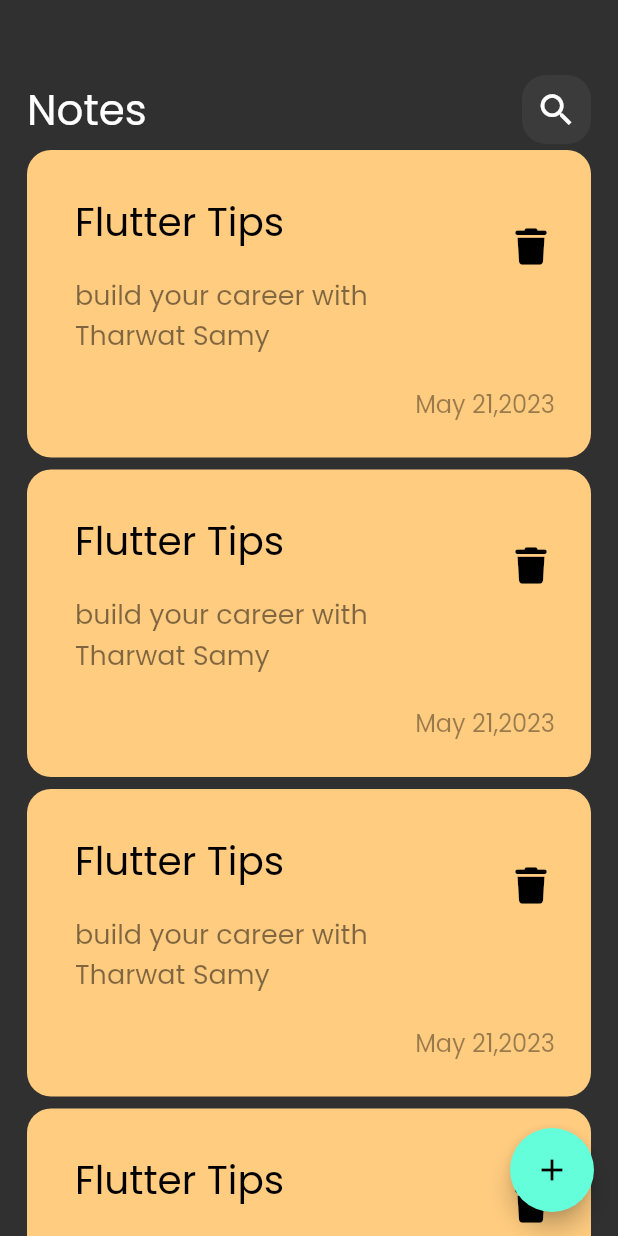
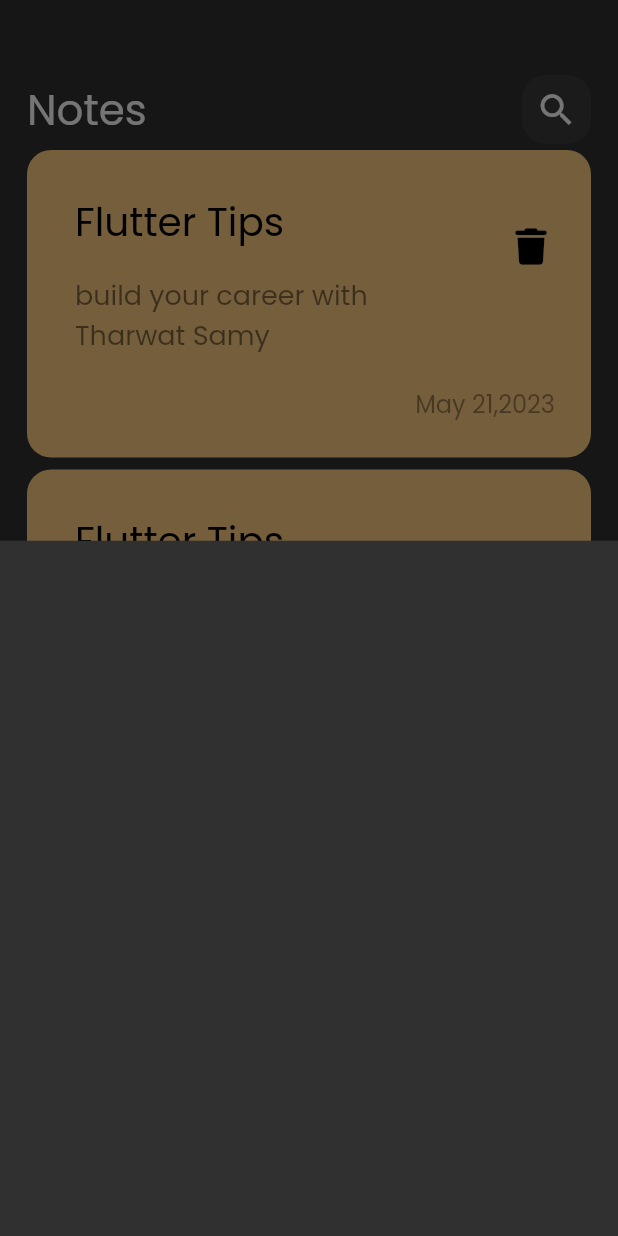
Before and after one commit to adel7ussein/notes_app, a Flutter app: the screen it shows after launch, after a tap on the "add" icon, on a phone screen of 412 x 824 dp. Run offline on Flutter 3.47's test engine with Material 2 defaults, Android fonts, the phone set to English and light mode, and no system bars; our stand-ins replace font_awesome_flutter.

Commit message:
Show Model Bottom Sheet

```diff
--- a/lib/views/notes_view.dart
+++ b/lib/views/notes_view.dart
@@ -1,4 +1,5 @@
 import 'package:flutter/material.dart';
+import 'package:notes_app/views/widgets/add_note_bottom_sheet.dart';
 import 'package:notes_app/views/widgets/notes_view_body.dart';
 
 class NotesView extends StatelessWidget {
@@ -8,7 +9,13 @@ class NotesView extends StatelessWidget {
   Widget build(BuildContext context) {
     return Scaffold(
       floatingActionButton: FloatingActionButton(
-        onPressed: () {},
+        onPressed: () {
+          showModalBottomSheet(
+              context: context,
+              builder: (context) {
+                return const AddNoteBottomSheet();
+              });
+        },
         child: const Icon(Icons.add),
       ),
       body: const NotesViewBody(),
--- /dev/null
+++ b/lib/views/widgets/add_note_bottom_sheet.dart
@@ -0,0 +1,10 @@
+import 'package:flutter/material.dart';
+
+class AddNoteBottomSheet extends StatelessWidget {
+  const AddNoteBottomSheet({Key? key}) : super(key: key);
+
+  @override
+  Widget build(BuildContext context) {
+    return Container();
+  }
+}
```
